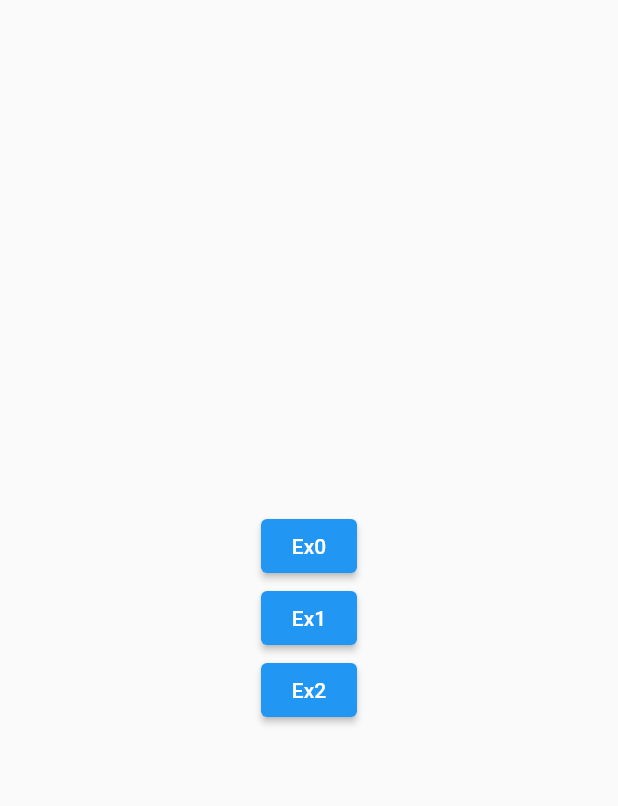
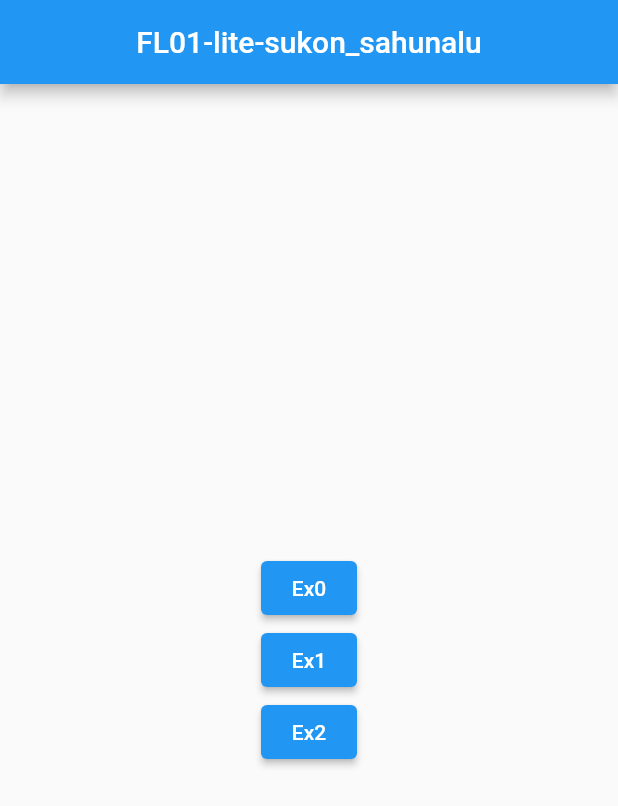
Before and after one commit to yayazp16/fl01-lite, a Flutter app: the screen it shows after launch, on a phone screen of 412 x 824 dp. Shown: the top 806 px of the screen. Run offline on Flutter 3.47's test engine with Material 2 defaults, Android fonts, the phone set to English and light mode, and no system bars; our stand-ins replace flutter_slidable, hive_flutter; accounts and stored records are empty.

Commit message:
update comment

```diff
--- a/lib/main.dart
+++ b/lib/main.dart
@@ -11,7 +11,6 @@ Future<void> main() async {
 class MyApp extends StatelessWidget {
   const MyApp({Key? key}) : super(key: key);
 
-  // This widget is the root of your application.
   @override
   Widget build(BuildContext context) {
     return MaterialApp(
--- a/lib/screens/app.dart
+++ b/lib/screens/app.dart
@@ -9,8 +9,13 @@ class App extends StatelessWidget {
 
   @override
   Widget build(BuildContext context) {
-    final exam = [const Ex0Page(),const Ex1Page(),const Ex2Page()];
+    // define all pages for generate button using [List.generate] below.
+    final exam = [const Ex0Page(), const Ex1Page(), const Ex2Page()];
     return Scaffold(
+        appBar: AppBar(
+          centerTitle: true,
+          title: const Text("FL01-lite-sukon_sahunalu"),
+        ),
         body: Column(
             mainAxisAlignment: MainAxisAlignment.center,
             children: List.generate(
--- a/lib/screens/ex0/ex0.dart
+++ b/lib/screens/ex0/ex0.dart
@@ -27,15 +27,19 @@ class _Ex0PageState extends State<Ex0Page> {
     '大凶'
   ];
   var unsei = '';
+
+  //  Random from omikujiList
   String fortune() {
     var rand = Random().nextInt(omikujiList.length);
     return omikujiList[rand];
   }
+
   @override
   void initState() {
     unsei = fortune();
     super.initState();
   }
+
   @override
   Widget build(BuildContext context) {
     return Scaffold(
--- a/lib/screens/ex1/ex1.dart
+++ b/lib/screens/ex1/ex1.dart
@@ -13,6 +13,8 @@ class Ex1Page extends StatefulWidget {
 class _Ex1PageState extends State<Ex1Page> {
   var time = '';
   late Timer timer;
+
+
   @override
   void initState() {
     timer = Timer.periodic(const Duration(milliseconds: 300), getTimeNow);
--- a/lib/screens/ex2/ex2_create.dart
+++ b/lib/screens/ex2/ex2_create.dart
@@ -25,8 +25,10 @@ class _Ex2CreatePageState extends State<Ex2CreatePage> {
   void addMemo() async {
     var box = await Hive.openBox("memos");
     if (widget.isCreate) {
+      // If create mode: add new memo to database
       await box.add(textEditingController.value.text);
     } else {
+      // If edit mode: update memo
       await box.putAt(widget.id, textEditingController.value.text);
     }
   }
```
Also changed, not shown: lib/screens/ex2/ex2.dart (+17 -12 lines).
